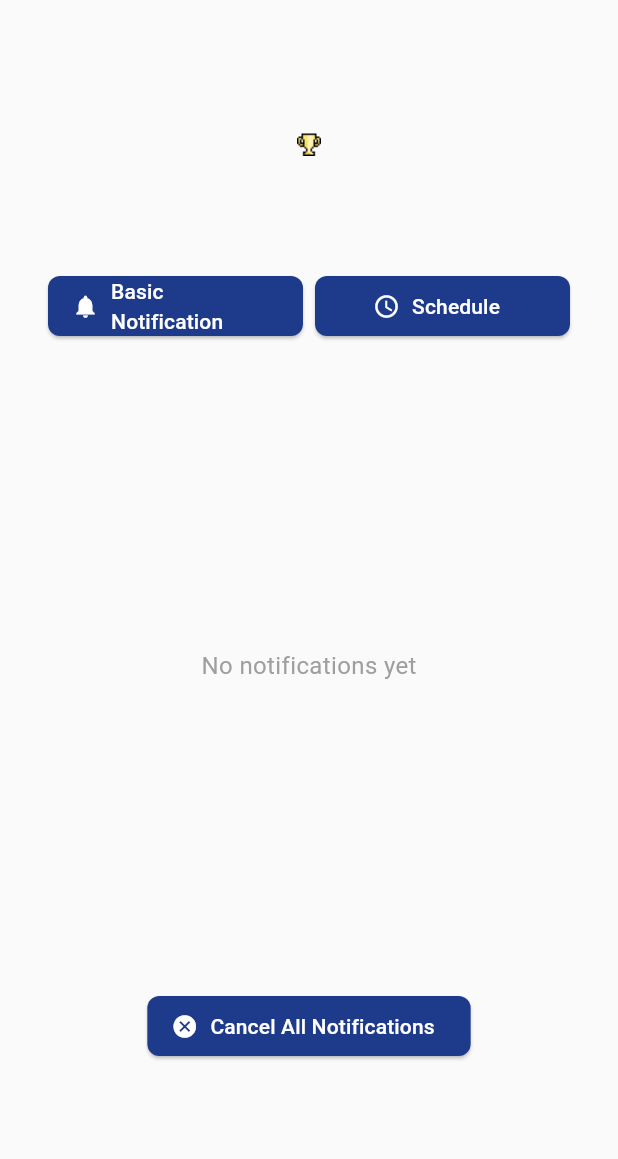
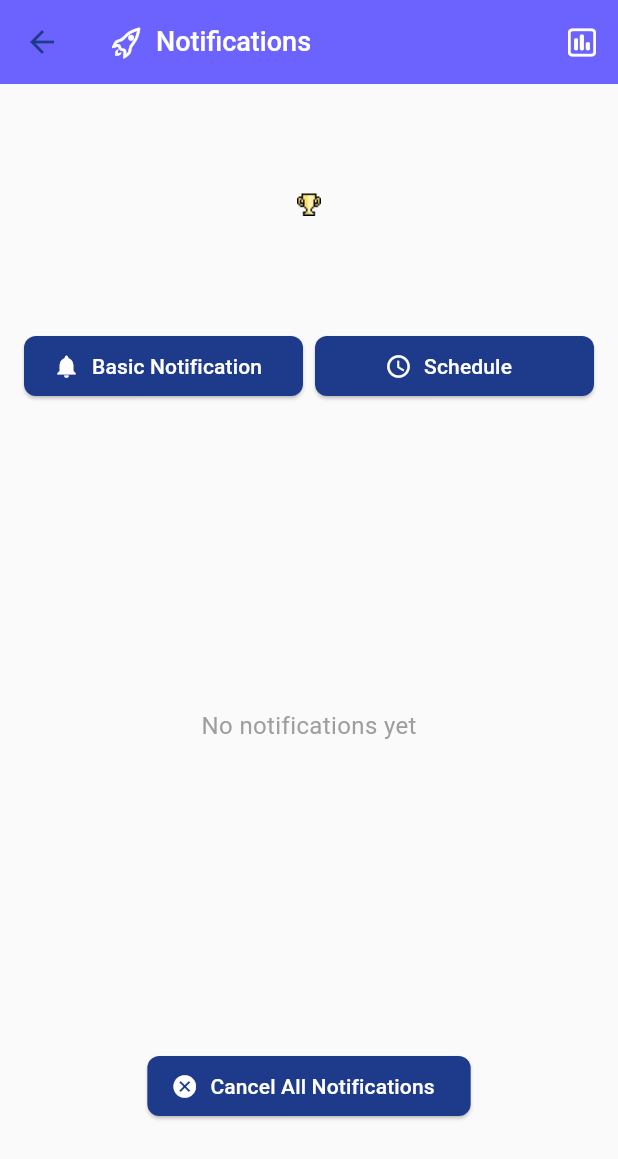
Before and after one commit to wkeav/Pocket_Penguin, a Flutter app: the NotificationScreen screen opened directly, on a phone screen of 412 x 824 dp. Shown: the top 1159 px of the screen. Run offline on Flutter 3.47's test engine with Material 3 defaults, Android fonts, the phone set to English and light mode, and no system bars; our stand-ins replace awesome_notifications, cool_alert, shared_preferences; accounts and stored records are empty.

Commit message:
Restore notification screen from notifications-clean branch

```diff
--- a/frontend/pocket_penguin_app/lib/screens/notification_screen.dart
+++ b/frontend/pocket_penguin_app/lib/screens/notification_screen.dart
@@ -1,4 +1,6 @@
+import '../screens/stats_page.dart';
 import 'package:awesome_notifications/awesome_notifications.dart';
+import 'package:flutter/cupertino.dart';
 import 'package:flutter/material.dart';
 import 'package:intl/intl.dart';
 import 'dart:async';
@@ -440,8 +442,39 @@ class _NotificationScreenState extends State<NotificationScreen> {
 
   @override
   Widget build(BuildContext context) {
-    return SingleChildScrollView(
-      padding: const EdgeInsets.all(16),
+    return Scaffold(
+      appBar: AppBar(
+        backgroundColor: AppColor.primaryColor,
+        title: const Wrap(
+          spacing: 8,
+          children: [
+            Icon(
+              CupertinoIcons.rocket,
+              color: Colors.white,
+            ),
+            Text(
+              'Notifications',
+              style: TextStyle(
+                color: Colors.white,
+              ),
+            ),
+          ],
+        ),
+        actions: [
+          IconButton(
+            onPressed: () => Navigator.of(context).push(
+              MaterialPageRoute(
+                builder: (context) => const StatsPage(),
+              ),
+            ),
+            icon: const Icon(
+              CupertinoIcons.chart_bar_square,
+              color: Colors.white,
+            ),
+          )
+        ],
+      ),
+      body: SingleChildScrollView(
         child: Column(
           children: [
             // Top section with image and buttons
@@ -569,6 +602,7 @@ class _NotificationScreenState extends State<NotificationScreen> {
             ),
           ],
         ),
+      ),
     );
   }
 }
```
Lines whose indentation alone changed are shown as unchanged.
